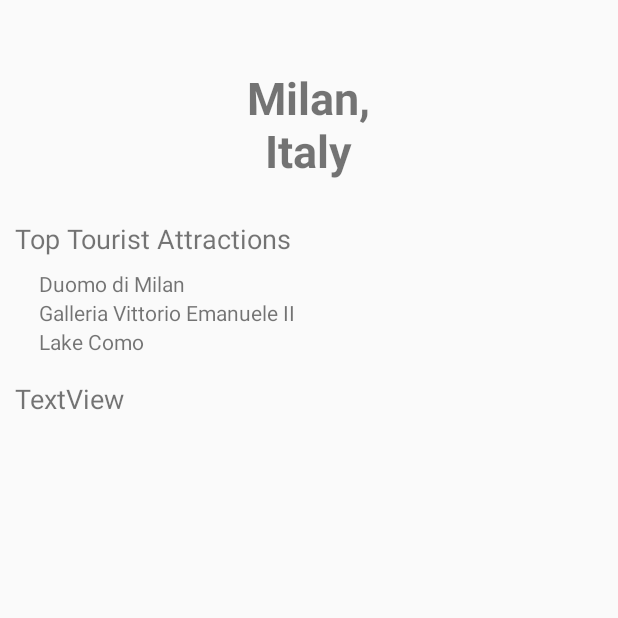
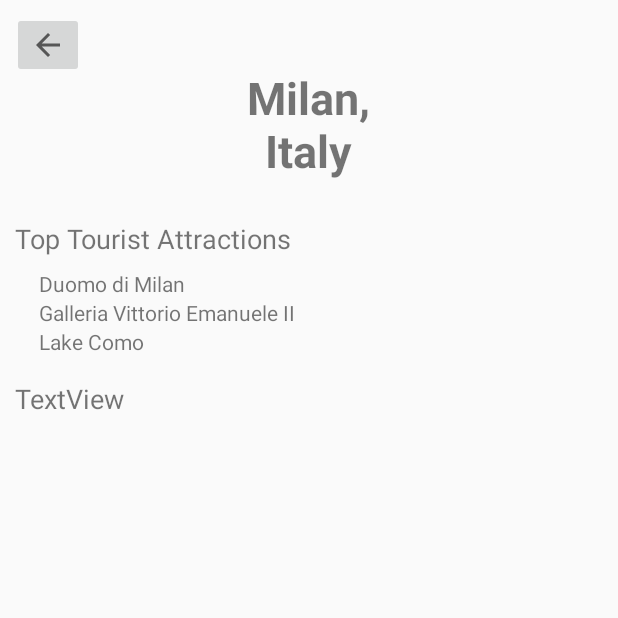
Before and after one commit to kaitlynnchan/oh-the-places-youll-go, an Android app: the PlaceInfoActivity screen opened directly, with no data from a screen before it, on a phone screen of 412 x 824 dp, the top half of it. Run offline under Robolectric (Android 15) with nearby library versions, the phone set to English and light mode, and no system bars.

Commit message:
Add back button

```diff
--- a/app/src/main/java/mountainmadness2021/ohtheplacesyoullgo/model/LocationsManager.java
+++ b/app/src/main/java/mountainmadness2021/ohtheplacesyoullgo/model/LocationsManager.java
@@ -4,28 +4,28 @@ import java.util.*;
 
 public class LocationsManager {
 
-    String[] parisA = {"Eiffel Tower", "Louvre Museum", "Arc de Triomphe"};
-    String[] sydneyA = {"Bondi Beach", "Sydney Opera House", "Sydney Harbour Bridge"};
-    String[] queenstownA = {"The Remarkables", "Routeburn Track", "Milford Sound"};
-    String [] dublinA = {"Dublin Castle", "Phoenix Park and Dublin Zoo", "Guinness Storehouse"};
-    String [] nycA = {"Statue of Liberty", "Central Park", "Empire State Building"};
-    String [] mauiA = {"Hana Highway", "Kaanapali Beach", "Haleakala National Park"};
-    String [] reyA = {"Blue Lagoon", "The Pearl (Perlan)", "Aurora Reykjavik (Northern Lights Centre"};
-    String[] cancunA = {"Cancun Underwater Museum", "Playa Norte", "Xcaret Park"};
-    String [] santA = {"Kamari Beach", "Amoudi Bay", "Fira to Oia Hike"};
-    String [] veniceA = {"St. Mark’s Square", "Murano, Burano and Torcello", "Venice Gondola Ride"};
-    String [] milanA = {"Duomo di Milan", "Galleria Vittorio Emanuele II", "Lake Como"};
-    String [] boraA = {"Maitra Beach", "Coral Gardens", "Shark/Stingray Feeding"};
-    String[] dubaiA = {"Burj Khalifa", "Dubai Mall", "Burj Al Arab"};
-    String [] bangkokA = {"The Grand Palace", "Chatuchak Market", "Chao Phraya River"};
-    String [] baliA = {"Sanur", "Uluwatu Temple", "Ubud Monkey Forest"};
-    String [] londonA = {"Big Ben", "Tower of London", "London Eye"};
-    String [] newoA = {"Bourbon Street", "Jackson Square", "French Quarter"};
-    String [] honoA = {"Hanauma Bay", "Diamond Head", "Waikiki Beach"};
-    String [] kualaA = {"Batu Caves", "Menara Kuala Lumpur", "Petronas Towers"};
-    String [] instanbulA = {"Hagia Sophia", "Blue Mosque", "Topkapi Palace"};
-    String [] tokyoA = {"Tokyo Skytree", "Sensoji Temple", "Ueno Park"};
-
+    // find algorithm to get top tourist attractions
+    private String[] parisA = {"Eiffel Tower", "Louvre Museum", "Arc de Triomphe"};
+    private String[] sydneyA = {"Bondi Beach", "Sydney Opera House", "Sydney Harbour Bridge"};
+    private String[] queenstownA = {"The Remarkables", "Routeburn Track", "Milford Sound"};
+    private String[] dublinA = {"Dublin Castle", "Phoenix Park and Dublin Zoo", "Guinness Storehouse"};
+    private String[] nycA = {"Statue of Liberty", "Central Park", "Empire State Building"};
+    private String[] mauiA = {"Hana Highway", "Kaanapali Beach", "Haleakala National Park"};
+    private String[] reyA = {"Blue Lagoon", "The Pearl (Perlan)", "Aurora Reykjavik (Northern Lights Centre"};
+    private String[] cancunA = {"Cancun Underwater Museum", "Playa Norte", "Xcaret Park"};
+    private String[] santA = {"Kamari Beach", "Amoudi Bay", "Fira to Oia Hike"};
+    private String[] veniceA = {"St. Mark’s Square", "Murano, Burano and Torcello", "Venice Gondola Ride"};
+    private String[] milanA = {"Duomo di Milan", "Galleria Vittorio Emanuele II", "Lake Como"};
+    private String[] boraA = {"Maitra Beach", "Coral Gardens", "Shark/Stingray Feeding"};
+    private String[] dubaiA = {"Burj Khalifa", "Dubai Mall", "Burj Al Arab"};
+    private String[] bangkokA = {"The Grand Palace", "Chatuchak Market", "Chao Phraya River"};
+    private String[] baliA = {"Sanur", "Uluwatu Temple", "Ubud Monkey Forest"};
+    private String[] londonA = {"Big Ben", "Tower of London", "London Eye"};
+    private String[] newoA = {"Bourbon Street", "Jackson Square", "French Quarter"};
+    private String[] honoA = {"Hanauma Bay", "Diamond Head", "Waikiki Beach"};
+    private String[] kualaA = {"Batu Caves", "Menara Kuala Lumpur", "Petronas Towers"};
+    private String[] instanbulA = {"Hagia Sophia", "Blue Mosque", "Topkapi Palace"};
+    private String[] tokyoA = {"Tokyo Skytree", "Sensoji Temple", "Ueno Park"};
 
     private Location[] locations = {
             new Location("Paris", "France", parisA),
--- a/app/src/main/java/mountainmadness2021/ohtheplacesyoullgo/ui/PlaceInfoActivity.java
+++ b/app/src/main/java/mountainmadness2021/ohtheplacesyoullgo/ui/PlaceInfoActivity.java
@@ -5,6 +5,8 @@ import androidx.appcompat.app.AppCompatActivity;
 import android.content.Context;
 import android.content.Intent;
 import android.os.Bundle;
+import android.view.View;
+import android.widget.ImageButton;
 import android.widget.LinearLayout;
 import android.widget.TextView;
 
@@ -38,6 +40,7 @@ public class PlaceInfoActivity extends AppCompatActivity {
         locationtv.setText(location.getCity() + ",\n" + location.getCountry());
 
         setupAttractions();
+        setupBackButton();
     }
 
     private void setupAttractions() {
@@ -49,4 +52,14 @@ public class PlaceInfoActivity extends AppCompatActivity {
             attractionsLl.addView(textView);
         }
     }
+
+    private void setupBackButton() {
+        ImageButton backBtn = findViewById(R.id.img_btn_back);
+        backBtn.setOnClickListener(new View.OnClickListener() {
+            @Override
+            public void onClick(View view) {
+                onBackPressed();
+            }
+        });
+    }
 }
--- /dev/null
+++ b/app/src/main/res/drawable/ic_arrow_back.xml
@@ -0,0 +1,10 @@
+<vector xmlns:android="http://schemas.android.com/apk/res/android"
+    android:width="24dp"
+    android:height="24dp"
+    android:viewportWidth="24"
+    android:viewportHeight="24"
+    android:tint="?attr/colorControlNormal">
+  <path
+      android:fillColor="@android:color/white"
+      android:pathData="M20,11H7.83l5.59,-5.59L12,4l-8,8 8,8 1.41,-1.41L7.83,13H20v-2z"/>
+</vector>
--- a/app/src/main/res/layout/activity_place_info.xml
+++ b/app/src/main/res/layout/activity_place_info.xml
@@ -69,4 +69,15 @@
                 app:layout_constraintTop_toBottomOf="@+id/ll_attractions" />
         </androidx.constraintlayout.widget.ConstraintLayout>
     </ScrollView>
+
+    <ImageButton
+        android:id="@+id/img_btn_back"
+        android:layout_width="wrap_content"
+        android:layout_height="wrap_content"
+        android:layout_marginStart="8dp"
+        android:layout_marginLeft="8dp"
+        android:layout_marginTop="8dp"
+        app:layout_constraintStart_toStartOf="parent"
+        app:layout_constraintTop_toTopOf="parent"
+        app:srcCompat="@drawable/ic_arrow_back" />
 </androidx.constraintlayout.widget.ConstraintLayout>
```
